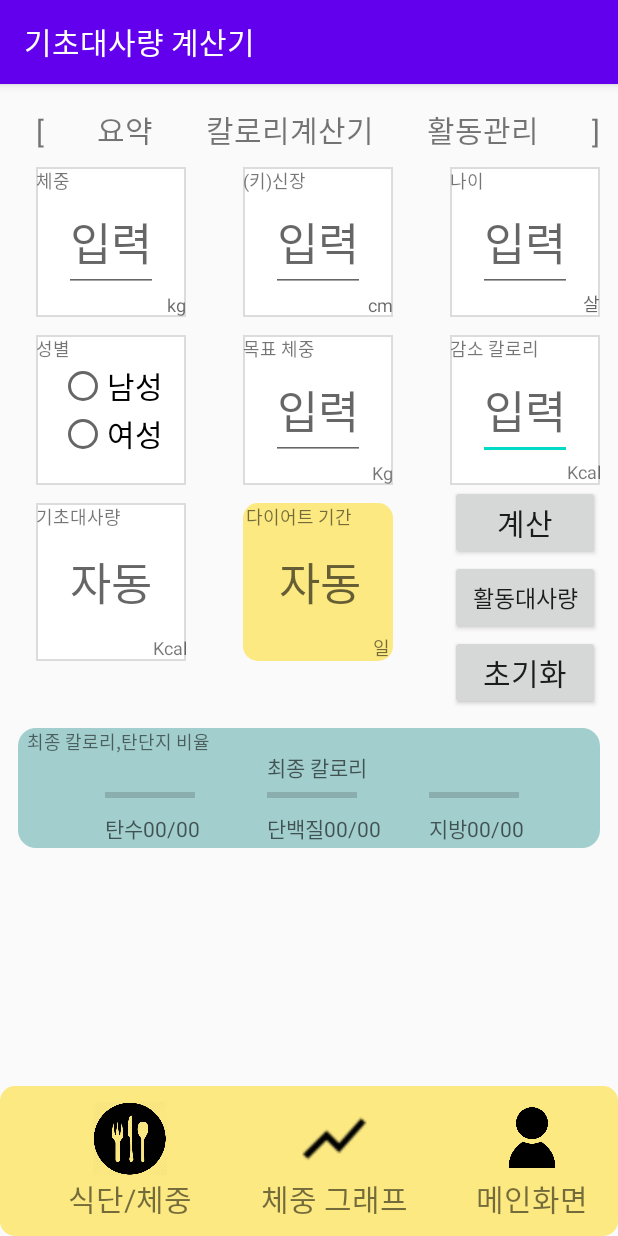
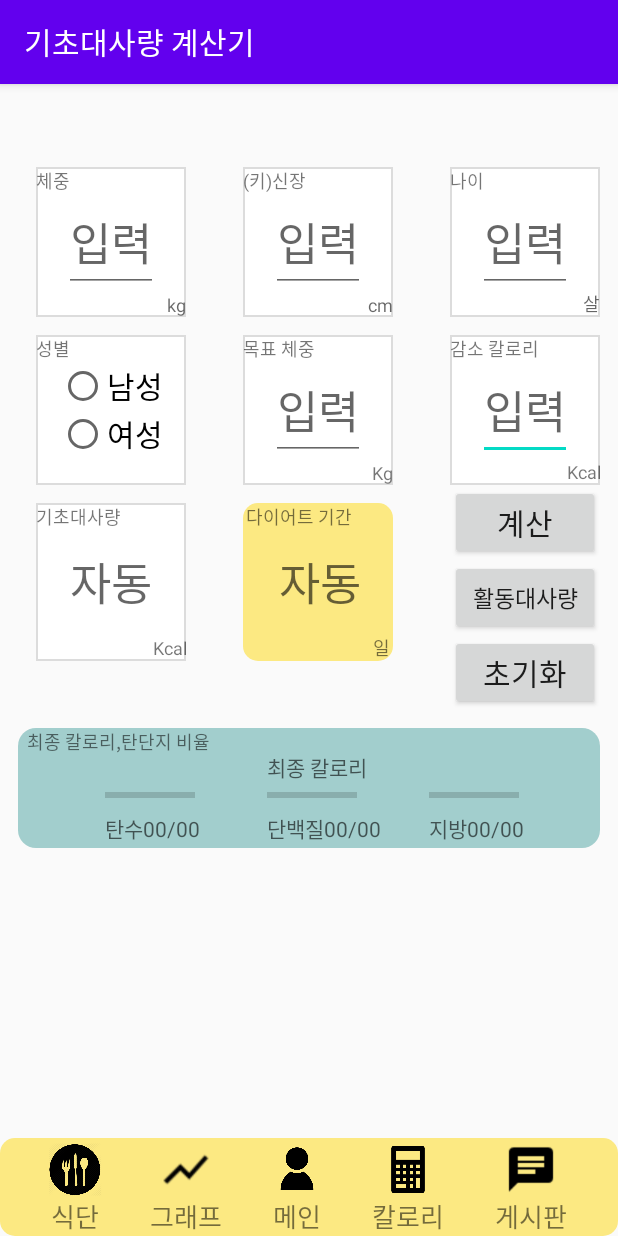
Before and after one commit to kimhojin76/My, an Android app: the bmr_activity screen opened directly, with no data from a screen before it, on a phone screen of 412 x 824 dp. Run offline under Robolectric (Android 15) with nearby library versions, the phone set to English and light mode, and no system bars.

Commit message:
05191600

```diff
--- a/app/src/main/java/com/example/myapplication7/bmr_activity.java
+++ b/app/src/main/java/com/example/myapplication7/bmr_activity.java
@@ -34,23 +34,19 @@ public class bmr_activity extends AppCompatActivity implements View.OnClickListe
 
         activity_move.setOnClickListener(this);
         reset_button.setOnClickListener(this);
-        final TextView bmr_summation = (TextView) findViewById(R.id.bmr_textView2);
-        bmr_summation.setOnClickListener(this);
-        final TextView bmr_helper = (TextView) findViewById(R.id.bmr_textView5);
+        final TextView bmr_helper = (TextView) findViewById(R.id.textView5);
         bmr_helper.setOnClickListener(this);
-        final TextView bmr_metabolism_management = (TextView) findViewById(R.id.bmr_textView6);
-        bmr_metabolism_management.setOnClickListener(this);
-        final TextView bmr_food = (TextView) findViewById(R.id.bmr_textView8);
+        final TextView bmr_food = (TextView) findViewById(R.id.textView8);
         bmr_food.setOnClickListener(this);
-        final TextView bmr_graph = (TextView) findViewById(R.id.bmr_textView9);
+        final TextView bmr_graph = (TextView) findViewById(R.id.textView9);
         bmr_graph.setOnClickListener(this);
-        final TextView bmr_main = (TextView) findViewById(R.id.bmr_textView10);
+        final TextView bmr_main = (TextView) findViewById(R.id.textView10);
         bmr_main.setOnClickListener(this);
-        final ImageView bmr_food_image = (ImageView) findViewById(R.id.bmr_imageView3);
+        final ImageView bmr_food_image = (ImageView) findViewById(R.id.imageView3);
         bmr_food_image.setOnClickListener(this);
-        final ImageView bmr_graph_image = (ImageView) findViewById(R.id.bmr_imageView4);
+        final ImageView bmr_graph_image = (ImageView) findViewById(R.id.imageView4);
         bmr_graph_image.setOnClickListener(this);
-        final ImageView bmr_main_image = (ImageView) findViewById(R.id.bmr_imageView5);
+        final ImageView bmr_main_image = (ImageView) findViewById(R.id.imageView5);
         bmr_main_image.setOnClickListener(this);
         start_diet.setOnClickListener(this);
         //스타트 버튼 클릭
@@ -73,35 +69,22 @@ public class bmr_activity extends AppCompatActivity implements View.OnClickListe
 
 
 
-        if (v.getId() == R.id.bmr_textView2) {
-            Intent intent = new Intent(bmr_activity.this, basic_activity.class);
-            intent.setFlags(Intent.FLAG_ACTIVITY_NEW_TASK);
 
-            startActivity(intent);
-
-        } else if (v.getId() == R.id.bmr_textView5) {
+        if (v.getId() == R.id.textView5) {
             Intent intent = new Intent(bmr_activity.this, bmr_activity.class);
             intent.setFlags(Intent.FLAG_ACTIVITY_NEW_TASK);
 
             startActivity(intent);
 
             //활동칼로리 계산
-        } else if (v.getId() == R.id.bmr_textView6) {
-                Intent intent = new Intent(bmr_activity.this, active_metabolism.class);
-                intent.setFlags(Intent.FLAG_ACTIVITY_NEW_TASK);
-                Log.v("BMR 엑티비티", "활동관리이동");
-                startActivity(intent);
-
-
-            //식단으로 이동
-        } else if (v.getId() == R.id.bmr_textView8) {
+        } else if (v.getId() == R.id.textView8) {
 
             Intent intent = new Intent(bmr_activity.this, diet_calender_activity.class);
             intent.setFlags(Intent.FLAG_ACTIVITY_NEW_TASK);
             startActivity(intent);
 
             // 그래프로 이동
-        } else if (v.getId() == R.id.bmr_textView9) {
+        } else if (v.getId() == R.id.textView9) {
             Intent intent = new Intent(bmr_activity.this, weight_graph.class);
             intent.setFlags(Intent.FLAG_ACTIVITY_NEW_TASK);
 
@@ -109,7 +92,7 @@ public class bmr_activity extends AppCompatActivity implements View.OnClickListe
 
         }
         //지금 속해있는 액티비티
-        else if (v.getId() == R.id.bmr_textView10) {
+        else if (v.getId() == R.id.textView10) {
             Intent intent = new Intent(bmr_activity.this, basic_activity.class);
             intent.setFlags(Intent.FLAG_ACTIVITY_NEW_TASK);
 
@@ -131,21 +114,21 @@ public class bmr_activity extends AppCompatActivity implements View.OnClickListe
             diet_date.setText(null);
             male.setChecked(false);
             female.setChecked(false);
-        } else if (v.getId() == R.id.bmr_imageView3) {
+        } else if (v.getId() == R.id.imageView3) {
             Intent intent = new Intent(bmr_activity.this, diet_calender_activity.class);
             intent.setFlags(Intent.FLAG_ACTIVITY_NEW_TASK);
 
             startActivity(intent);
 
             //하단 매뉴 그래프 그림 클릭시 이동
-        } else if (v.getId() == R.id.bmr_imageView4) {
+        } else if (v.getId() == R.id.imageView4) {
             Intent intent = new Intent(bmr_activity.this, weight_graph.class);
             intent.setFlags(Intent.FLAG_ACTIVITY_NEW_TASK);
 
             startActivity(intent);
 
             //하단 매뉴 메인메뉴 클릭시 (현재 액티비티)
-        } else if (v.getId() == R.id.bmr_imageView5) {
+        } else if (v.getId() == R.id.imageView5) {
             Intent intent = new Intent(bmr_activity.this, basic_activity.class);
             intent.setFlags(Intent.FLAG_ACTIVITY_NEW_TASK);
 
--- a/app/src/main/res/layout/bmr_calculator.xml
+++ b/app/src/main/res/layout/bmr_calculator.xml
@@ -12,75 +12,15 @@
         android:layout_width="match_parent"
         android:layout_height="wrap_content">
         //bmr
-
-        <TextView
-            android:id="@+id/bmr_textView3"
-            android:layout_width="wrap_content"
-            android:layout_height="wrap_content"
-            android:text="]"
-            android:textSize="20dp"
-            android:layout_marginBottom="10dp"
-            app:layout_constraintBottom_toTopOf="@id/bmr_image1"
-            app:layout_constraintRight_toRightOf="@id/bmr_image3"
-
-            />
-        <TextView
-            android:id="@+id/bmr_textView2"
-            android:layout_width="wrap_content"
-            android:layout_height="wrap_content"
-            android:text="요약"
-            android:textSize="20dp"
-
-            app:layout_constraintRight_toLeftOf="@id/bmr_textView5"
-            app:layout_constraintBottom_toBottomOf="@+id/bmr_textView3"
-            app:layout_constraintLeft_toRightOf="@id/textView1"
-            tools:layout_editor_absoluteX="89dp" />
-
-
-        <TextView
-            android:id="@+id/bmr_textView5"
-            android:layout_width="wrap_content"
-            android:layout_height="wrap_content"
-            android:text="칼로리계산기"
-            android:textSize="20dp"
-
-            app:layout_constraintBottom_toBottomOf="@+id/bmr_textView3"
-            app:layout_constraintEnd_toStartOf="@+id/bmr_textView6"
-            app:layout_constraintHorizontal_bias="0.581"
-            app:layout_constraintStart_toEndOf="@+id/bmr_textView2" />
-
-        <TextView
-            android:id="@+id/bmr_textView6"
-            android:layout_width="wrap_content"
-            android:layout_height="wrap_content"
-            android:text="활동관리"
-            android:textSize="20dp"
-
-            app:layout_constraintLeft_toRightOf="@id/bmr_textView5"
-            app:layout_constraintRight_toLeftOf="@id/bmr_textView3"
-            app:layout_constraintBottom_toBottomOf="@+id/bmr_textView3"
-            tools:layout_editor_absoluteX="265dp" />
-
-
-        <TextView
-            android:id="@+id/textView1"
-            android:layout_width="wrap_content"
-            android:layout_height="wrap_content"
-            android:text="["
-            android:textSize="20dp"
-            app:layout_constraintBottom_toBottomOf="@id/bmr_textView3"
-            app:layout_constraintHorizontal_bias="0.0"
-            app:layout_constraintLeft_toLeftOf="@+id/bmr_image1"
-            />
-
         <ImageView
             android:id="@+id/bottom_imageView1"
             android:layout_width="match_parent"
-            android:layout_height="100dp"
+            android:layout_height="65dp"
             android:background="@drawable/btn_yellow"
-            app:layout_constraintLeft_toLeftOf="@id/bmr_imageView3"
-            app:layout_constraintBottom_toBottomOf="parent"
-            />
+            app:layout_constraintHorizontal_bias="0.0"
+            app:layout_constraintLeft_toLeftOf="@id/imageView3"
+            app:layout_constraintBottom_toBottomOf="parent" />
+
 
         <ImageView
             android:id="@+id/bmr_image1"
@@ -521,40 +461,6 @@
             app:layout_constraintLeft_toRightOf="@id/last_kcal_seekbar_pro"
             app:layout_constraintTop_toBottomOf="@id/last_kcal" />
 
-        <ImageView
-            android:id="@+id/bmr_imageView3"
-            android:layout_width="85dp"
-            android:layout_height="50dp"
-            android:layout_marginTop="30dp"
-            app:srcCompat="@drawable/food"
-            app:layout_constraintStart_toStartOf="@id/bmr_textView8"
-            app:layout_constraintEnd_toEndOf="@id/bmr_textView8"
-            app:layout_constraintBottom_toTopOf="@id/bmr_textView8"
-            />
-        <TextView
-            android:id="@+id/bmr_textView8"
-            android:layout_width="wrap_content"
-            android:layout_height="wrap_content"
-            android:text="식단/체중"
-            android:textSize="20sp"
-            android:layout_marginBottom="10dp"
-            app:layout_constraintRight_toLeftOf="@id/bmr_textView9"
-            app:layout_constraintLeft_toLeftOf="parent"
-            app:layout_constraintBottom_toBottomOf="@id/bottom_imageView1"
-            app:layout_constraintHorizontal_bias="0.0"
-            />
-        <ImageView
-            android:id="@+id/bmr_imageView4"
-            android:layout_width="98dp"
-            android:layout_height="50dp"
-            android:layout_marginTop="30dp"
-            app:srcCompat="@drawable/baseline_show_chart_black_36dp"
-            app:layout_constraintEnd_toEndOf="@id/bmr_textView9"
-            app:layout_constraintStart_toStartOf="@id/bmr_textView9"
-            app:layout_constraintLeft_toRightOf="@id/bmr_imageView3"
-            app:layout_constraintBottom_toTopOf="@id/bmr_textView9"
-            />
-
         <Button
             android:id="@+id/start_diet"
             android:layout_width="100dp"
@@ -588,44 +494,6 @@
             app:layout_constraintRight_toRightOf="@id/reset_button"
             app:layout_constraintStart_toStartOf="@+id/activity_move"
             app:layout_constraintTop_toBottomOf="@id/activity_move"></Button>
-
-        <TextView
-            android:id="@+id/bmr_textView9"
-            android:layout_width="wrap_content"
-            android:layout_height="wrap_content"
-            android:layout_marginLeft="0dp"
-            android:text="체중 그래프"
-            android:textSize="20sp"
-            app:layout_constraintBottom_toBottomOf="@id/bmr_textView8"
-            app:layout_constraintHorizontal_bias="0.0"
-            app:layout_constraintLeft_toRightOf="@+id/bmr_textView8"
-            app:layout_constraintRight_toLeftOf="@id/bmr_textView10"
-            />
-
-        <TextView
-            android:id="@+id/bmr_textView10"
-            android:layout_width="wrap_content"
-            android:layout_height="wrap_content"
-            android:layout_marginRight="20dp"
-            android:text="메인화면"
-            android:textSize="20sp"
-
-            app:layout_constraintLeft_toRightOf="@+id/textView9"
-            app:layout_constraintEnd_toEndOf="parent"
-            app:layout_constraintBottom_toBottomOf="@id/bmr_textView8"
-            app:layout_constraintHorizontal_bias="0.0"
-            />
-        <ImageView
-            android:id="@+id/bmr_imageView5"
-            android:layout_width="85dp"
-            android:layout_height="50dp"
-            android:layout_marginTop="30dp"
-            app:srcCompat="@drawable/hiclipart2"
-            app:layout_constraintEnd_toEndOf="@id/bmr_textView10"
-            app:layout_constraintStart_toStartOf="@id/bmr_textView10"
-            app:layout_constraintLeft_toRightOf="@id/bmr_imageView3"
-            app:layout_constraintBottom_toTopOf="@id/bmr_textView9"
-            />
 
         <RadioGroup
             android:id="@+id/gender_group"
@@ -663,5 +531,122 @@
                 android:textSize="20sp"
                 android:text="여성"/>
         </RadioGroup>
+
+        <ImageView
+            android:id="@+id/imageView3"
+            android:layout_width="40dp"
+            android:layout_height="35dp"
+            android:layout_marginTop="30dp"
+            app:srcCompat="@drawable/food"
+            app:layout_constraintStart_toStartOf="@id/textView8"
+            app:layout_constraintEnd_toEndOf="@id/textView8"
+            app:layout_constraintBottom_toTopOf="@id/textView8"
+            />
+        <TextView
+            android:id="@+id/textView8"
+            android:layout_width="wrap_content"
+            android:layout_height="wrap_content"
+            android:text="식단"
+            android:textSize="17dp"
+            app:layout_constraintRight_toLeftOf="@id/textView9"
+            app:layout_constraintLeft_toLeftOf="parent"
+            app:layout_constraintBottom_toBottomOf="@id/bottom_imageView1"
+            />
+        <ImageView
+            android:id="@+id/imageView4"
+            android:layout_width="40dp"
+            android:layout_height="35dp"
+            android:layout_marginTop="30dp"
+            app:srcCompat="@drawable/baseline_show_chart_black_36dp"
+            app:layout_constraintEnd_toEndOf="@id/textView9"
+            app:layout_constraintStart_toStartOf="@id/textView9"
+            app:layout_constraintLeft_toRightOf="@id/imageView3"
+            app:layout_constraintBottom_toTopOf="@id/textView9"
+            />
+
+        <TextView
+            android:id="@+id/textView9"
+            android:layout_width="wrap_content"
+            android:layout_height="wrap_content"
+            android:layout_marginLeft="0dp"
+            android:text="그래프"
+            android:textSize="17dp"
+            app:layout_constraintBottom_toBottomOf="@id/textView8"
+            app:layout_constraintHorizontal_bias="0.0"
+            app:layout_constraintLeft_toRightOf="@+id/textView8"
+            app:layout_constraintRight_toLeftOf="@id/textView10"
+            />
+
+        <TextView
+            android:id="@+id/textView10"
+            android:layout_width="wrap_content"
+            android:layout_height="wrap_content"
+            android:text="메인"
+            android:textSize="17dp"
+            app:layout_constraintBottom_toBottomOf="@id/textView8"
+            app:layout_constraintLeft_toRightOf="@+id/textView9"
+            app:layout_constraintRight_toLeftOf="@id/textView5" />
+
+        <ImageView
+            android:id="@+id/imageView5"
+            android:layout_width="40dp"
+            android:layout_height="35dp"
+            android:layout_marginTop="30dp"
+            app:srcCompat="@drawable/hiclipart2"
+
+            app:layout_constraintEnd_toEndOf="@id/textView10"
+            app:layout_constraintStart_toStartOf="@id/textView10"
+            app:layout_constraintLeft_toRightOf="@id/imageView3"
+            app:layout_constraintBottom_toTopOf="@id/textView9"
+            />
+
+        <ImageView
+            android:id="@+id/imageView6"
+            android:layout_width="40dp"
+            android:layout_height="35dp"
+            app:layout_constraintBottom_toTopOf="@id/textView9"
+
+            app:layout_constraintEnd_toEndOf="@+id/textView5"
+            app:layout_constraintLeft_toRightOf="@id/imageView3"
+            app:layout_constraintStart_toStartOf="@+id/textView5"
+            app:srcCompat="@drawable/calculator" />
+
+        <ImageView
+            android:id="@+id/imageView7"
+            android:layout_width="40dp"
+            android:layout_height="35dp"
+            app:layout_constraintBottom_toTopOf="@id/textView9"
+
+            app:layout_constraintEnd_toEndOf="@+id/textView16"
+            app:layout_constraintLeft_toRightOf="@id/imageView3"
+            app:layout_constraintStart_toStartOf="@+id/textView16"
+            app:srcCompat="@drawable/chat" />
+        <TextView
+            android:id="@+id/textView5"
+            android:layout_width="wrap_content"
+            android:layout_height="wrap_content"
+            android:text="칼로리"
+            android:textSize="17dp"
+            app:layout_constraintLeft_toRightOf="@id/textView10"
+            app:layout_constraintRight_toLeftOf="@id/textView16"
+            app:layout_constraintTop_toTopOf="@+id/textView10" />
+
+
+        <TextView
+            android:id="@+id/textView16"
+            android:layout_width="wrap_content"
+            android:layout_height="wrap_content"
+
+            android:text="게시판"
+            android:textSize="17dp"
+            app:layout_constraintRight_toRightOf="parent"
+            app:layout_constraintLeft_toRightOf="@+id/textView5"
+            app:layout_constraintTop_toTopOf="@+id/textView10" />
+
+
+
+
+
+
     </androidx.constraintlayout.widget.ConstraintLayout>
 </ScrollView>
```
Also changed, not shown: app/src/main/java/com/example/myapplication7/active_metabolism.java (+2 -17 lines), app/src/main/java/com/example/myapplication7/basic_activity.java (+3 -15 lines), app/src/main/res/layout/activity_metabolism.xml (+99 -114 lines), app/src/main/res/layout/basic.xml (+57 -36 lines), app/src/main/res/drawable-v24/baseline_chat_black.png (added), app/src/main/res/drawable-v24/baseline_textsms.png (added), app/src/main/res/drawable-v24/calculator.png (added), app/src/main/res/drawable-v24/chat.png (added).
